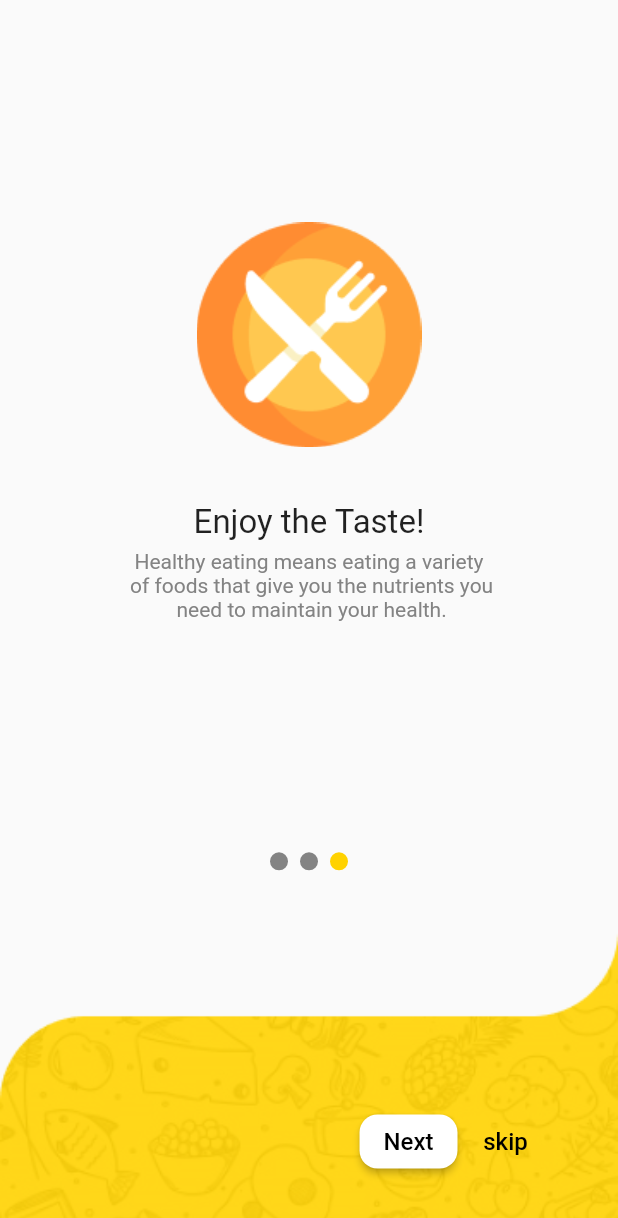
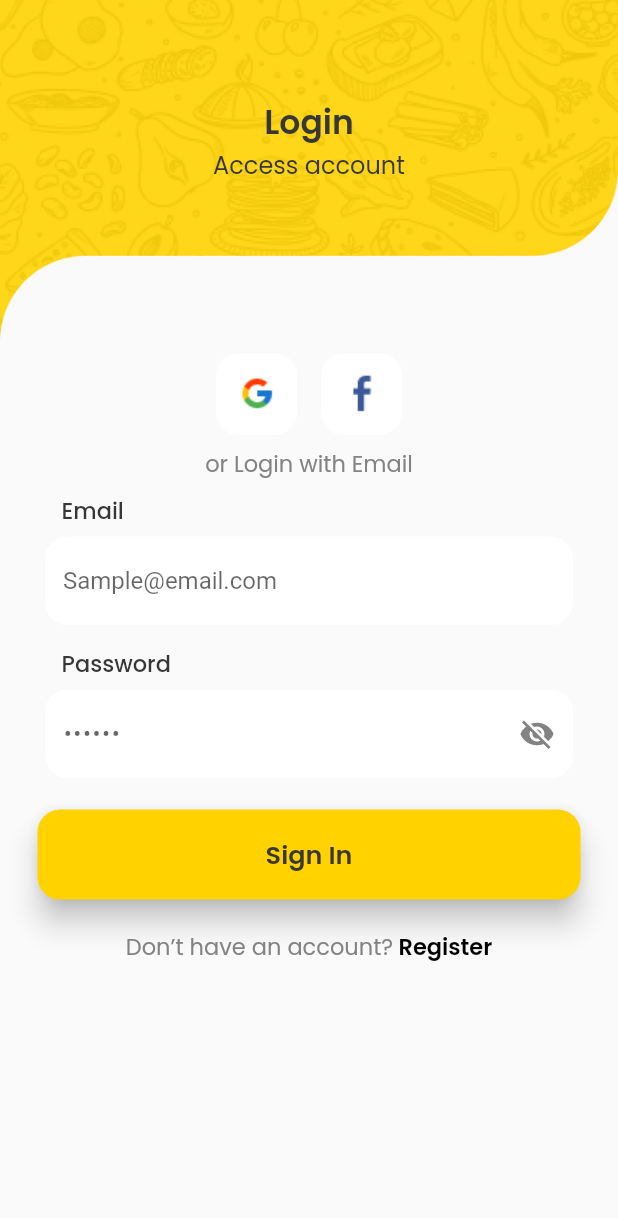
Before and after one commit to rocketnuwan/food-app, a Flutter app: the screen it shows after launch, after a tap on "skip", on a phone screen of 412 x 824 dp. Shown: the top 1218 px of the screen. Run offline on Flutter 3.47's test engine with Material 2 defaults, Android fonts, the phone set to English and light mode, and no system bars; drawn by our look-alikes of carousel_slider; our stand-ins replace animate_do, email_validator, google_fonts.

Commit message:
update login and registration pages

```diff
--- /dev/null
+++ b/lib/compononets/customTextFeild.dart
@@ -0,0 +1,31 @@
+import 'package:flutter/material.dart';
+import 'package:food_app/utils/app_colors.dart';
+
+// ignore: must_be_immutable
+class CustomTextFeild extends StatelessWidget {
+  CustomTextFeild({Key? key, required this.hint, required this.controller})
+      : super(key: key);
+
+  final hint;
+  var controller = TextEditingController();
+  @override
+  Widget build(BuildContext context) {
+    return TextField(
+      controller: controller,
+      style: TextStyle(
+        fontSize: 16,
+      ),
+      decoration: InputDecoration(
+        fillColor: kwhite,
+        filled: true,
+        hintText: hint,
+        border: OutlineInputBorder(
+            borderSide: BorderSide.none,
+            borderRadius: BorderRadius.circular(15)),
+        focusedBorder: OutlineInputBorder(
+            borderSide: BorderSide(color: primaryColor),
+            borderRadius: BorderRadius.circular(15)),
+      ),
+    );
+  }
+}
--- /dev/null
+++ b/lib/screens/login_screen/login_page_screen.dart
@@ -0,0 +1,267 @@
+import 'dart:ui';
+
+import 'package:email_validator/email_validator.dart';
+import 'package:flutter/gestures.dart';
+import 'package:flutter/material.dart';
+import 'package:food_app/compononets/customTextFeild.dart';
+import 'package:food_app/screens/login_screen/registration_page_screen.dart';
+import 'package:food_app/utils/app_colors.dart';
+import 'package:food_app/utils/constants.dart';
+import 'package:food_app/utils/util_functions.dart';
+import 'package:google_fonts/google_fonts.dart';
+import 'package:animate_do/animate_do.dart';
+
+class LoginPageScreen extends StatefulWidget {
+  const LoginPageScreen({Key? key}) : super(key: key);
+
+  @override
+  _LoginPageScreenState createState() => _LoginPageScreenState();
+}
+
+class _LoginPageScreenState extends State<LoginPageScreen> {
+  bool _passwordVisible = true;
+  final _email = TextEditingController();
+  final _password = TextEditingController();
+  @override
+  Widget build(BuildContext context) {
+    final windowSize = UtilFunctions.windoSize(context);
+    return Scaffold(
+      body: FadeInLeft(
+        duration: Duration(seconds: 1),
+        child: SingleChildScrollView(
+          child: Container(
+            width: windowSize.width,
+            child: Column(
+              children: [
+                Header(),
+                Row(
+                  mainAxisAlignment: MainAxisAlignment.center,
+                  children: [
+                    Container(
+                      height: 70,
+                      width: 70,
+                      child: IconButton(
+                        onPressed: () {},
+                        icon: Image.asset(
+                          Constants.iconAsset("google.png"),
+                        ),
+                      ),
+                    ),
+                    Container(
+                      height: 70,
+                      width: 70,
+                      child: IconButton(
+                        onPressed: () {},
+                        icon: Image.asset(
+                          Constants.iconAsset("facebook.png"),
+                        ),
+                      ),
+                    ),
+                  ],
+                ),
+                Text(
+                  "or Login with Email",
+                  style: GoogleFonts.poppins(
+                    fontSize: 15,
+                    fontWeight: FontWeight.w400,
+                    color: greyColor,
+                  ),
+                ),
+                SizedBox(
+                  height: 8,
+                ),
+                Container(
+                  padding: EdgeInsets.symmetric(horizontal: 30),
+                  child: Column(
+                    children: [
+                      Padding(
+                        padding: const EdgeInsets.only(left: 11),
+                        child: Container(
+                          alignment: Alignment.topLeft,
+                          child: Text(
+                            "Email",
+                            style: GoogleFonts.poppins(
+                              fontSize: 15,
+                              fontWeight: FontWeight.w500,
+                              color: primaryFontColor,
+                            ),
+                          ),
+                        ),
+                      ),
+                      SizedBox(
+                        height: 6,
+                      ),
+                      CustomTextFeild(
+                        hint: "Sample@email.com",
+                        controller: _email,
+                      ),
+                      SizedBox(
+                        height: 14,
+                      ),
+                      Padding(
+                        padding: const EdgeInsets.only(left: 11),
+                        child: Container(
+                          alignment: Alignment.topLeft,
+                          child: Text(
+                            "Password",
+                            style: GoogleFonts.poppins(
+                              fontSize: 15,
+                              fontWeight: FontWeight.w500,
+                              color: primaryFontColor,
+                            ),
+                          ),
+                        ),
+                      ),
+                      SizedBox(
+                        height: 6,
+                      ),
+                      TextField(
+                        controller: _password,
+                        style: TextStyle(fontSize: 16, letterSpacing: 1),
+                        obscureText: _passwordVisible,
+                        decoration: InputDecoration(
+                          fillColor: kwhite,
+                          filled: true,
+                          hintText: "••••••",
+                          border: OutlineInputBorder(
+                              borderSide: BorderSide.none,
+                              borderRadius: BorderRadius.circular(15)),
+                          suffixIcon: IconButton(
+                              splashColor: primaryColor,
+                              splashRadius: 40,
+                              onPressed: () {
+                                setState(() {
+                                  _passwordVisible = !_passwordVisible;
+                                });
+                              },
+                              icon: Icon(
+                                _passwordVisible
+                                    ? Icons.visibility_off
+                                    : Icons.visibility,
+                                color: greyColor,
+                              )),
+                          focusedBorder: OutlineInputBorder(
+                              borderSide: BorderSide(color: primaryColor),
+                              borderRadius: BorderRadius.circular(15)),
+                        ),
+                      ),
+                    ],
+                  ),
+                ),
+                SizedBox(
+                  height: 21,
+                ),
+                Container(
+                  width: windowSize.width,
+                  height: 60,
+                  margin: EdgeInsets.symmetric(horizontal: 25),
+                  child: ElevatedButton(
+                    onPressed: () {},
+                    child: Text(
+                      "Sign In",
+                      style: GoogleFonts.poppins(
+                        color: primaryFontColor,
+                        fontSize: 17,
+                        fontWeight: FontWeight.w600,
+                      ),
+                    ),
+                    style: ElevatedButton.styleFrom(
+                        primary: primaryColor,
+                        elevation: 8,
+                        shape: RoundedRectangleBorder(
+                          borderRadius: BorderRadius.circular(15),
+                        )),
+                  ),
+                ),
+                SizedBox(
+                  height: 20,
+                ),
+                RichText(
+                  text: TextSpan(children: [
+                    TextSpan(
+                      text: "Don’t have an account?",
+                      style: GoogleFonts.poppins(
+                        color: greyColor,
+                        fontSize: 15,
+                      ),
+                    ),
+                    TextSpan(
+                        text: " Register",
+                        style: GoogleFonts.poppins(
+                          color: kblack,
+                          fontSize: 15,
+                          fontWeight: FontWeight.w600,
+                        ),
+                        recognizer: TapGestureRecognizer()
+                          ..onTap = () {
+                            UtilFunctions.navigator(
+                                context, RegistrationPageScreen());
+                          }),
+                  ]),
+                )
+              ],
+            ),
+          ),
+        ),
+      ),
+    );
+  }
+
+  bool inputValidation() {
+    var isValid = false;
+    if (_email.text.isEmpty || _password.text.isEmpty) {
+      isValid = false;
+    } else if (!EmailValidator.validate(_email.text)) {
+      isValid = false;
+    } else {
+      isValid = true;
+    }
+
+    return isValid;
+  }
+}
+
+class Header extends StatelessWidget {
+  const Header({
+    Key? key,
+  }) : super(key: key);
+
+  @override
+  Widget build(BuildContext context) {
+    return Container(
+      child: Stack(
+        children: [
+          Image.asset(
+            Constants.imageAsset("header.png"),
+          ),
+          Container(
+            padding: EdgeInsets.only(top: 65),
+            child: Align(
+              alignment: Alignment.topCenter,
+              child: Column(
+                children: [
+                  Text(
+                    "Login",
+                    style: GoogleFonts.poppins(
+                      fontSize: 22,
+                      fontWeight: FontWeight.w600,
+                      color: primaryFontColor,
+                    ),
+                  ),
+                  Text(
+                    "Access account",
+                    style: GoogleFonts.poppins(
+                      fontSize: 16,
+                      fontWeight: FontWeight.w400,
+                      color: primaryFontColor,
+                    ),
+                  ),
+                ],
+              ),
+            ),
+          ),
+        ],
+      ),
+    );
+  }
+}
--- a/lib/screens/splash_screen/getting_started.dart
+++ b/lib/screens/splash_screen/getting_started.dart
@@ -1,5 +1,6 @@
 import 'package:carousel_slider/carousel_slider.dart';
 import 'package:flutter/material.dart';
+import 'package:food_app/screens/login_screen/login_page_screen.dart';
 import 'package:food_app/utils/app_colors.dart';
 import 'package:food_app/utils/constants.dart';
 import 'package:food_app/utils/util_functions.dart';
@@ -36,18 +37,21 @@ class _GettingStartedState extends State<GettingStarted> {
 
   @override
   Widget build(BuildContext context) {
+    final windowSize = UtilFunctions.windoSize(context);
     return Scaffold(
-      body: Container(
-        width: UtilFunctions.windoSize(context).width,
-        height: UtilFunctions.windoSize(context).height,
+      body: SingleChildScrollView(
+        child: Container(
+          width: windowSize.width,
+          height: windowSize.height,
           child: Column(
             mainAxisAlignment: MainAxisAlignment.end,
             children: [
               CarouselSlider(
                 options: CarouselOptions(
-                  height: UtilFunctions.windoSize(context).height / 2,
-
-                  //autoPlay: true,
+                    height: windowSize.height / 2,
+                    autoPlay: true,
+                    autoPlayInterval: Duration(seconds: 6),
+                    viewportFraction: 0.9,
                     onPageChanged: (index, reason) {
                       setState(() {
                         _current = index;
@@ -90,6 +94,7 @@ class _GettingStartedState extends State<GettingStarted> {
             ],
           ),
         ),
+      ),
     );
   }
 }
@@ -115,13 +120,15 @@ class SliderItem extends StatelessWidget {
         ),
         Text(text1, style: TextStyle(fontSize: 22)),
         SizedBox(
-          height: 5,
+          height: 6,
         ),
         Text(text2,
             textAlign: TextAlign.center,
             style: TextStyle(
               fontSize: 14,
               color: greyColor,
+              letterSpacing: 1,
+              wordSpacing: 2,
             )),
       ],
     );
@@ -138,12 +145,13 @@ class BottomSection extends StatelessWidget {
 
   @override
   Widget build(BuildContext context) {
+    final windowSize = UtilFunctions.windoSize(context);
     return Container(
       alignment: Alignment.bottomCenter,
       child: Stack(
         children: [
           Container(
-            width: UtilFunctions.windoSize(context).width,
+            width: windowSize.width,
             child: Image.asset(
               Constants.imageAsset("bottom.png"),
               fit: BoxFit.fitWidth,
@@ -171,7 +179,10 @@ class BottomSection extends StatelessWidget {
                       )),
                 ),
                 TextButton(
-                  onPressed: () {},
+                  onPressed: () {
+                    UtilFunctions.navigator(context, LoginPageScreen());
+                  },
+                  style: TextButton.styleFrom(primary: Color(0xffFF7000)),
                   child: Text(
                     "skip",
                     style: TextStyle(
--- a/lib/screens/splash_screen/splash_screen.dart
+++ b/lib/screens/splash_screen/splash_screen.dart
@@ -21,9 +21,10 @@ class _SplashScreenState extends State<SplashScreen> {
   }
 
   Widget build(BuildContext context) {
+    final windowSize = UtilFunctions.windoSize(context);
     return Scaffold(
       body: Container(
-        width: UtilFunctions.windoSize(context).width,
+        width: windowSize.width,
         child: Column(
           mainAxisAlignment: MainAxisAlignment.center,
           children: [
--- a/lib/utils/app_colors.dart
+++ b/lib/utils/app_colors.dart
@@ -4,3 +4,4 @@ const primaryColor = Color(0xFFFFD200);
 const greyColor = Color(0xFF838383);
 const kwhite = Colors.white;
 const kblack = Colors.black;
+const primaryFontColor = Color(0xFF373737);
--- a/pubspec.yaml
+++ b/pubspec.yaml
@@ -29,6 +29,9 @@ dependencies:
   # Use with the CupertinoIcons class for iOS style icons.
   cupertino_icons: ^1.0.2
   carousel_slider: ^4.0.0
+  google_fonts: ^2.1.0
+  animate_do: ^2.0.0
+  email_validator: ^2.0.1
 
 dev_dependencies:
   flutter_test:
@@ -48,7 +51,7 @@ flutter:
   # To add assets to your application, add an assets section, like this:
   assets:
     - assets/images/
-  #   - images/a_dot_ham.jpeg
+    - assets/icons/
 
   # An image asset can refer to one or more resolution-specific "variants", see
   # https://flutter.dev/assets-and-images/#resolution-aware.
```
Also changed, not shown: lib/screens/login_screen/registration_page_screen.dart (added, +293 -0 lines), assets/icons/facebook.png (added), assets/icons/google.png (added), assets/images/header.png (added), pubspec.lock. Lines whose indentation alone changed are shown as unchanged.
